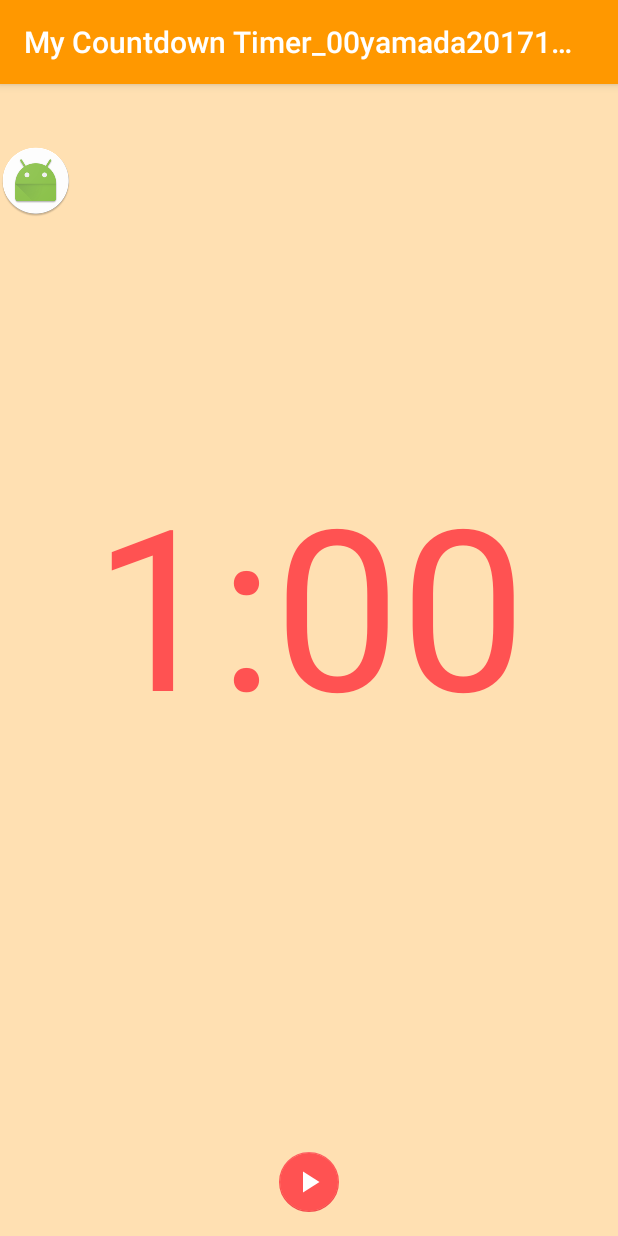
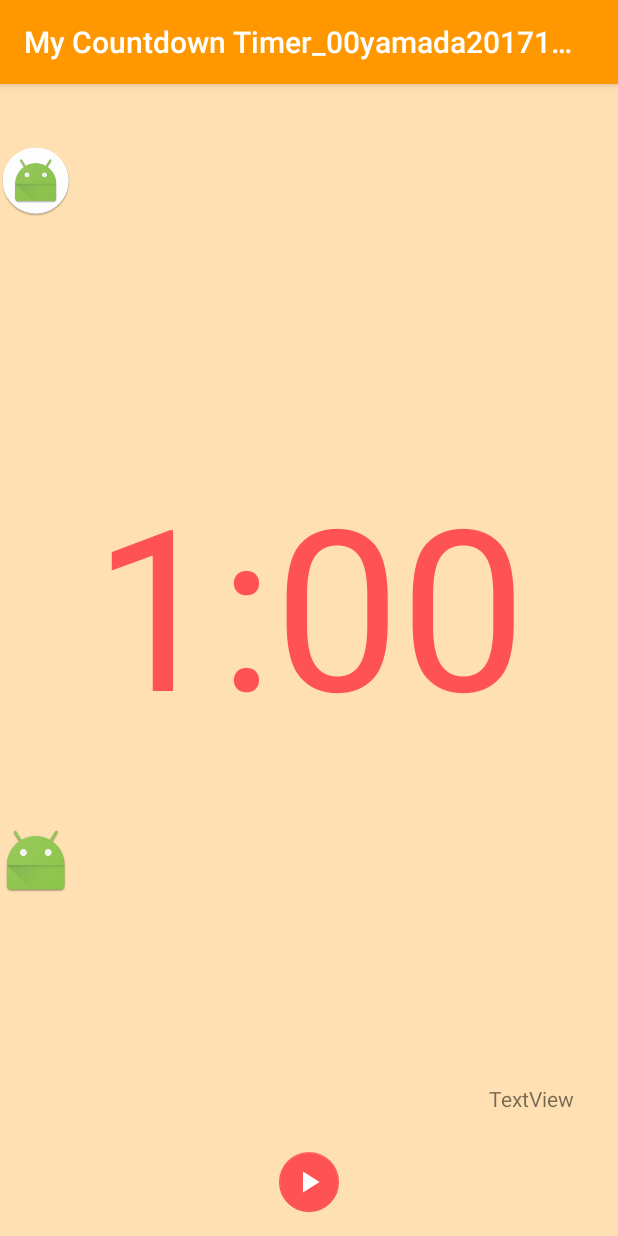
Before and after one commit to t7m3/MyCountdownTimer_00yamada20171119, an Android app: the screen it shows after launch (MainActivity), on a phone screen of 412 x 824 dp. Run offline under Robolectric (Android 15) with nearby library versions, the phone set to English and light mode, and no system bars.

Commit message:
2017-12-04の２回目コミット --- 自機の移動

```diff
--- /dev/null
+++ b/app/src/main/java/com/example/njc_t1/mycountdowntimer_00yamada20171119/ImageViewPlayer.java
@@ -0,0 +1,25 @@
+package com.example.njc_t1.mycountdowntimer_00yamada20171119;
+
+import android.widget.ImageView;
+
+/**
+ * Created by NJC-T1 on 2017/12/04.
+ */
+
+public class ImageViewPlayer {
+
+    //このクラスのグローバル変数の宣言
+    ImageView imageViewPlayer;
+
+    //このクラスのコンストラクタ
+    public ImageViewPlayer(ImageView R_imageViewPlayer, int x, int y){
+        imageViewPlayer = R_imageViewPlayer;
+        imageViewPlayer.setX(x);
+        imageViewPlayer.setY(y);
+    }
+
+    //ｘ座標を設定する
+    public void setX(int x){
+        imageViewPlayer.setX(x);
+    }
+}
--- a/app/src/main/java/com/example/njc_t1/mycountdowntimer_00yamada20171119/MainActivity.java
+++ b/app/src/main/java/com/example/njc_t1/mycountdowntimer_00yamada20171119/MainActivity.java
@@ -8,6 +8,7 @@ import android.os.CountDownTimer;
 import android.support.design.widget.FloatingActionButton;
 import android.support.v7.app.AppCompatActivity;
 import android.util.DisplayMetrics;
+import android.view.MotionEvent;
 import android.view.View;
 import android.widget.ImageView;
 import android.widget.TextView;
@@ -19,6 +20,8 @@ public class MainActivity extends AppCompatActivity {
     MyCountDownTimer mTimer;
     FloatingActionButton mFab;
     ImageViewEnemy imageViewEnemy;
+    ImageViewPlayer imageViewPlayer;
+    TextView textView;
 
     //インスタンス変数(メンバ変数)の宣言
     SoundPool mSoundPool;
@@ -72,6 +75,9 @@ public class MainActivity extends AppCompatActivity {
         mTimerText.setText("1:00"); //TextViewの表示の初期値の設定
         mTimer = new MyCountDownTimer(1* 60 * 1000, 100); //タイマのインスタンスの生成
 
+        //textViewの参照値を取得する。findViewById()メソッドで。
+        textView = (TextView)findViewById(R.id.textView);
+
         //imageViewEnemyの参照値を取得する。findViewById()メソッドで
         ImageView R_imageViewEnemy = (ImageView)findViewById(R.id.imageViewEnemy);
 
@@ -79,6 +85,14 @@ public class MainActivity extends AppCompatActivity {
         int x = 0;
         int y = screenHeight * 5/100;
         imageViewEnemy = new ImageViewEnemy(R_imageViewEnemy, x, y);
+
+        //imageViewPlayerの参照値を取得する。findViewById()メソッドで
+        ImageView R_imageViewPlayer = (ImageView)findViewById(R.id.imageViewPlayer);
+
+        //プレイヤーのインスタンスの生成
+        x = 0;
+        y = screenHeight * 60/100;
+        imageViewPlayer = new ImageViewPlayer(R_imageViewPlayer, x, y);
     }
 
     public void onClick(View v) {
@@ -112,5 +126,35 @@ public class MainActivity extends AppCompatActivity {
         mSoundPool.release(); //メモリの解放
     }
 
+    @Override
+    //画面タッチのメソッドの定義
+    public boolean onTouchEvent(MotionEvent event) {
+
+        int x = (int) event.getX();                //タッチした場所のＸ座標
+        int y = (int) event.getY();                //タッチした場所のＹ座標
+
+        textView.setText("X座標："+x+"　Y座標：" + y);
+
+        switch (event.getAction()) {
+            case MotionEvent.ACTION_DOWN:
+                textView.append("　ACTION_DOWN");
+                imageViewPlayer.setX(x);
+                break;
+            case MotionEvent.ACTION_UP:
+                textView.append("　ACTION_UP");
+                break;
+            case MotionEvent.ACTION_MOVE:
+                textView.append("　ACTION_MOVE");
+                imageViewPlayer.setX(x);
+                break;
+            case MotionEvent.ACTION_CANCEL:
+                textView.append("　ACTION_CANCEL");
+                break;
+        }
+
+        return true;
+
+    }
+
 
 }
--- a/app/src/main/res/layout/activity_main.xml
+++ b/app/src/main/res/layout/activity_main.xml
@@ -43,4 +43,28 @@
         app:srcCompat="@mipmap/ic_launcher_round"
         tools:layout_editor_absoluteX="286dp"
         tools:layout_editor_absoluteY="71dp" />
+
+    <ImageView
+        android:id="@+id/imageViewPlayer"
+        android:layout_width="wrap_content"
+        android:layout_height="wrap_content"
+        app:srcCompat="@mipmap/ic_launcher"
+        tools:layout_editor_absoluteX="66dp"
+        tools:layout_editor_absoluteY="387dp" />
+
+    <TextView
+        android:id="@+id/textView"
+        android:layout_width="wrap_content"
+        android:layout_height="wrap_content"
+        android:text="TextView"
+        android:layout_marginRight="8dp"
+        app:layout_constraintRight_toRightOf="parent"
+        app:layout_constraintBottom_toBottomOf="parent"
+        android:layout_marginBottom="8dp"
+        android:layout_marginLeft="8dp"
+        app:layout_constraintLeft_toLeftOf="parent"
+        app:layout_constraintHorizontal_bias="0.938"
+        app:layout_constraintTop_toTopOf="parent"
+        android:layout_marginTop="8dp"
+        app:layout_constraintVertical_bias="0.899" />
 </android.support.constraint.ConstraintLayout>
```
